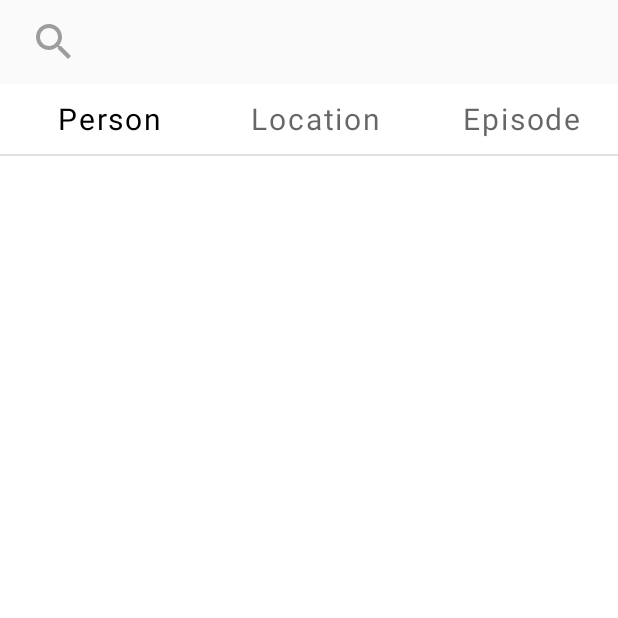
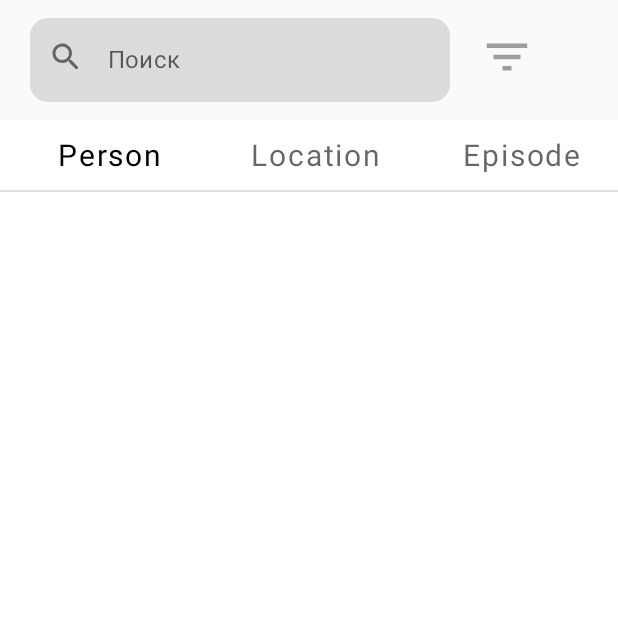
Before and after one commit to DANIYAR010101010/RickAndMorty, an Android app built with Jetpack Compose: the screen it shows after launch (MainActivity), on a phone screen of 412 x 824 dp, the top half of it. Run offline under Robolectric (Android 15) with nearby library versions, the phone set to English and light mode, and no system bars; our stand-ins replace Dagger/Hilt's generated code, Room's generated code, accompanist, livedata-compose, paging; libraries missing offline, so code that uses them is left out: androidx.room.util.

Commit message:
ui implementation

```diff
--- a/app/src/main/java/com/io/muhsin/rickandmorty/data/db/AppDataBase.kt
+++ b/app/src/main/java/com/io/muhsin/rickandmorty/data/db/AppDataBase.kt
@@ -2,10 +2,11 @@ package com.io.muhsin.rickandmorty.data.db
 
 import androidx.room.Database
 import androidx.room.RoomDatabase
+import com.io.muhsin.rickandmorty.models.search.SearchResponse
 
 
-@Database(entities = [Result::class], version = 1, exportSchema = true)
+@Database(entities = [SearchResponse::class], version = 1, exportSchema = true)
 abstract class AppDataBase: RoomDatabase(){
 
-    abstract fun getResultDao():ResultDao
+    abstract fun getResponseDao():ResultDao
 }
--- a/app/src/main/java/com/io/muhsin/rickandmorty/data/db/ResultDao.kt
+++ b/app/src/main/java/com/io/muhsin/rickandmorty/data/db/ResultDao.kt
@@ -4,9 +4,11 @@ import androidx.lifecycle.LiveData
 import androidx.room.Dao
 import androidx.room.Query
 import com.io.muhsin.rickandmorty.models.character.Result
+import com.io.muhsin.rickandmorty.models.search.SearchResponse
+import kotlinx.coroutines.flow.Flow
 
 @Dao
 interface ResultDao {
     @Query("SELECT * FROM result")
-    fun getAllResults():LiveData<List<Result>>
+    fun getAllResults():Flow<List<SearchResponse>>
 }
--- a/app/src/main/java/com/io/muhsin/rickandmorty/data/network/ApiRepository.kt
+++ b/app/src/main/java/com/io/muhsin/rickandmorty/data/network/ApiRepository.kt
@@ -5,9 +5,13 @@ import androidx.paging.PagingConfig
 import com.io.muhsin.rickandmorty.data.network.pagingsource.PagingSourceCharacters
 import com.io.muhsin.rickandmorty.data.network.pagingsource.PagingSourceEpisodes
 import com.io.muhsin.rickandmorty.data.network.pagingsource.PagingSourceLocation
+import kotlinx.coroutines.flow.asFlow
 import javax.inject.Inject
 
 class ApiRepository@Inject constructor(private val apiService: ApiService) {
+
+    suspend fun getResults(query: String, pageNumber: Int) =
+        apiService.getResult(query = query, page = pageNumber).asFlow()
 
     fun getAllCharacters() = Pager(
         config = PagingConfig(
--- a/app/src/main/java/com/io/muhsin/rickandmorty/models/character/Result.kt
+++ b/app/src/main/java/com/io/muhsin/rickandmorty/models/character/Result.kt
@@ -6,7 +6,7 @@ import com.io.muhsin.rickandmorty.models.character.Location
 import com.io.muhsin.rickandmorty.models.character.Origin
 import java.io.Serializable
 
-@Entity(tableName = "result")
+
 data class Result(
     var created: String? = null,
     var episode: List<String?>? = null,
@@ -20,4 +20,4 @@ data class Result(
     var status: String? = null,
     var type: String? = null,
     var url: String? = null
-): Serializable
+)
--- a/app/src/main/java/com/io/muhsin/rickandmorty/ui/items/CharacterItem.kt
+++ b/app/src/main/java/com/io/muhsin/rickandmorty/ui/items/CharacterItem.kt
@@ -19,9 +19,7 @@ fun CharacterItem(item: Result, navController: NavController.Companion) {
     Card(elevation = 4.dp,
         modifier = Modifier
             .padding(top = 8.dp)
-            .clickable {
-                // navController.navigate(Screens.DetailsScreen.route+"/${item.id}")
-            }
+            .clickable {}
     ) {
         Row(modifier = Modifier
             .fillMaxWidth()
--- a/app/src/main/java/com/io/muhsin/rickandmorty/ui/navigation/nav_host.kt
+++ b/app/src/main/java/com/io/muhsin/rickandmorty/ui/navigation/nav_host.kt
@@ -5,17 +5,17 @@ import androidx.navigation.NavHostController
 import androidx.navigation.compose.composable
 import com.io.muhsin.rickandmorty.ActivityViewModel
 import com.io.muhsin.rickandmorty.ui.screens.episode.Episodes
+import com.io.muhsin.rickandmorty.ui.screens.filter.FilterScreen
 import com.io.muhsin.rickandmorty.ui.screens.location.Locations
 import com.io.muhsin.rickandmorty.ui.screens.main.MainScreen
 import com.io.muhsin.rickandmorty.ui.screens.person.Persons
-import com.io.muhsin.rickandmorty.ui.screens.search.Search
 
 sealed class Screens(val route: String) {
     object MainScreen : Screens("main_screen")
     object Persons : Screens("persons_screen")
     object Locations : Screens("location_screen")
     object Episodes : Screens("episodes_screen")
-    object SearchScreen : Screens("search_screen")
+    object FilterScreen : Screens("filter_screen")
 
 }
 @Composable
@@ -34,8 +34,8 @@ fun NavHost(navController: NavHostController,viewModel: ActivityViewModel) {
         composable(Screens.Episodes.route) {
             Episodes()
         }
-        composable(Screens.SearchScreen.route) {
-           Search()
+        composable(Screens.FilterScreen.route) {
+            FilterScreen(navController = navController)
         }
     }
 }
--- a/app/src/main/java/com/io/muhsin/rickandmorty/ui/screens/main/MainScreen.kt
+++ b/app/src/main/java/com/io/muhsin/rickandmorty/ui/screens/main/MainScreen.kt
@@ -3,22 +3,21 @@ package com.io.muhsin.rickandmorty.ui.screens.main
 import androidx.compose.foundation.Image
 import androidx.compose.foundation.clickable
 import androidx.compose.foundation.layout.*
-import androidx.compose.material.LeadingIconTab
-import androidx.compose.material.TabRow
-import androidx.compose.material.Text
-import androidx.compose.material.TextField
-import androidx.compose.runtime.Composable
-import androidx.compose.runtime.mutableStateOf
-import androidx.compose.runtime.remember
-import androidx.compose.runtime.rememberCoroutineScope
-import androidx.compose.ui.Alignment
+import androidx.compose.foundation.shape.RoundedCornerShape
+import androidx.compose.material.*
+import androidx.compose.material.icons.Icons
+import androidx.compose.material.icons.rounded.Search
+import androidx.compose.runtime.*
 import androidx.compose.ui.Modifier
 import androidx.compose.ui.graphics.Color
 import androidx.compose.ui.res.painterResource
 import androidx.compose.ui.text.font.FontWeight
+import androidx.compose.ui.text.input.TextFieldValue
 import androidx.compose.ui.unit.dp
 import androidx.compose.ui.unit.sp
+import androidx.hilt.navigation.compose.hiltViewModel
 import androidx.navigation.NavController
+import androidx.paging.compose.collectAsLazyPagingItems
 import com.google.accompanist.pager.*
 import com.io.muhsin.rickandmorty.R
 import com.io.muhsin.rickandmorty.ui.navigation.Screens
@@ -28,37 +27,64 @@ import kotlinx.coroutines.launch
 
 @Composable
 fun MainScreen(navController: NavController) {
+
+    val viewModel = hiltViewModel<MainViewModel>()
+    val textState = remember { mutableStateOf(TextFieldValue("")) }
+
     Column {
-            Row(modifier = Modifier.padding(vertical = 12.dp, horizontal = 20.dp))
+        Row(modifier = Modifier
+            .padding(vertical = 12.dp, horizontal = 20.dp)
+            .fillMaxWidth()
+        )
         {
-                Image(painter = painterResource(id = R.drawable.ic_search_24),
+            var value by remember { mutableStateOf("") }
+            TextField(value = value,
+                onValueChange = { newText ->
+                    value = newText
+                },
+                colors = TextFieldDefaults.textFieldColors(
+                    focusedIndicatorColor = Color.Transparent,
+                    unfocusedIndicatorColor = Color.Transparent,
+                    focusedLabelColor = Color.Gray,
+                    cursorColor = Color.Gray
+                ),
+                shape = RoundedCornerShape(12.dp),
+                placeholder = { Text(text = "Поиск") },
+                leadingIcon = {
+                    Icon(imageVector = Icons.Rounded.Search,
+                        contentDescription = "", modifier = Modifier.padding(bottom = 4.dp))
+                }
+            )
+            Image(
+                painter = painterResource(id = R.drawable.ic_filter_24),
                 modifier = Modifier
-                        .size(32.dp)
+                    .padding(start = 20.dp, top = 8.dp)
+                    .size(36.dp)
                     .clickable {
-                            navController.navigate(Screens.SearchScreen.route)
+                        navController.navigate(Screens.FilterScreen.route)
                     },
-                    contentDescription = "")
+                contentDescription = "",
+            )
         }
         mainContent()
-
+    }
 }
 
-}
 @OptIn(ExperimentalPagerApi::class)
 @Composable
-fun mainContent(){
-    val list = listOf(TabItem.Persons,TabItem.Locations,TabItem.Episodes)
+fun mainContent() {
+    val list = listOf(TabItem.Persons, TabItem.Locations, TabItem.Episodes)
     val pagerState = rememberPagerState()
     Column(Modifier.fillMaxSize()) {
 
-        Tabs(list,pagerState =pagerState)
+        Tabs(list, pagerState = pagerState)
         tabContent(tabs = list, pagerState = pagerState)
     }
 }
 
 @OptIn(ExperimentalPagerApi::class)
 @Composable
-fun tabContent(tabs: List<TabItem>,pagerState: PagerState){
+fun tabContent(tabs: List<TabItem>, pagerState: PagerState) {
     HorizontalPager(count = tabs.size, state = pagerState) { page ->
         tabs[page].screens()
     }
@@ -67,7 +93,7 @@ fun tabContent(tabs: List<TabItem>,pagerState: PagerState){
 @OptIn(ExperimentalPagerApi::class)
 @Composable
 fun Tabs(tab: List<TabItem>, pagerState: PagerState) {
-    val scope  = rememberCoroutineScope()
+    val scope = rememberCoroutineScope()
     TabRow(selectedTabIndex = pagerState.currentPage,
         backgroundColor = Color.White,
         indicator = { tabPositions ->
@@ -77,16 +103,18 @@ fun Tabs(tab: List<TabItem>, pagerState: PagerState) {
         }
     ) {
         tab.forEachIndexed { index, tabItem ->
-            LeadingIconTab(selected = pagerState.currentPage==index,
+            LeadingIconTab(selected = pagerState.currentPage == index,
                 onClick = {
                     scope.launch {
                         pagerState.animateScrollToPage(index)
                     }
                 },
-                text = { Text(tabItem.title,
+                text = {
+                    Text(tabItem.title,
                         fontSize = 20.sp,
                         fontWeight = FontWeight.Normal
-                ) },
+                    )
+                },
                 icon = {}
             )
         }
--- /dev/null
+++ b/app/src/main/res/drawable/ic_arrow_back_24.xml
@@ -0,0 +1,5 @@
+<vector android:autoMirrored="true" android:height="24dp"
+    android:tint="#9E9C9C" android:viewportHeight="24"
+    android:viewportWidth="24" android:width="24dp" xmlns:android="http://schemas.android.com/apk/res/android">
+    <path android:fillColor="@android:color/white" android:pathData="M20,11H7.83l5.59,-5.59L12,4l-8,8 8,8 1.41,-1.41L7.83,13H20v-2z"/>
+</vector>
--- /dev/null
+++ b/app/src/main/res/drawable/ic_close_24.xml
@@ -0,0 +1,5 @@
+<vector android:height="24dp" android:tint="#9E9C9C"
+    android:viewportHeight="24" android:viewportWidth="24"
+    android:width="24dp" xmlns:android="http://schemas.android.com/apk/res/android">
+    <path android:fillColor="@android:color/white" android:pathData="M19,6.41L17.59,5 12,10.59 6.41,5 5,6.41 10.59,12 5,17.59 6.41,19 12,13.41 17.59,19 19,17.59 13.41,12z"/>
+</vector>
--- /dev/null
+++ b/app/src/main/res/drawable/ic_filter_24.xml
@@ -0,0 +1,5 @@
+<vector android:height="24dp" android:tint="#9E9C9C"
+    android:viewportHeight="24" android:viewportWidth="24"
+    android:width="24dp" xmlns:android="http://schemas.android.com/apk/res/android">
+    <path android:fillColor="@android:color/white" android:pathData="M10,18h4v-2h-4v2zM3,6v2h18L21,6L3,6zM6,13h12v-2L6,11v2z"/>
+</vector>
```
Also changed, not shown: app/src/main/java/com/io/muhsin/rickandmorty/data/network/ApiService.kt (+7 -0 lines), app/src/main/java/com/io/muhsin/rickandmorty/models/search/SearchResponse.kt (added, +14 -0 lines), app/src/main/java/com/io/muhsin/rickandmorty/ui/screens/filter/FilterScreen.kt (added, +155 -0 lines), app/src/main/java/com/io/muhsin/rickandmorty/ui/screens/filter/FilterViewModel.kt (added, +9 -0 lines), app/src/main/java/com/io/muhsin/rickandmorty/ui/screens/main/MainViewModel.kt (+11 -0 lines), app/src/main/java/com/io/muhsin/rickandmorty/ui/screens/search/Search.kt (deleted, +0 -22 lines), app/src/main/java/com/io/muhsin/rickandmorty/ui/screens/search/SearchViewModel.kt (deleted, +0 -8 lines). Lines whose indentation alone changed are shown as unchanged.
